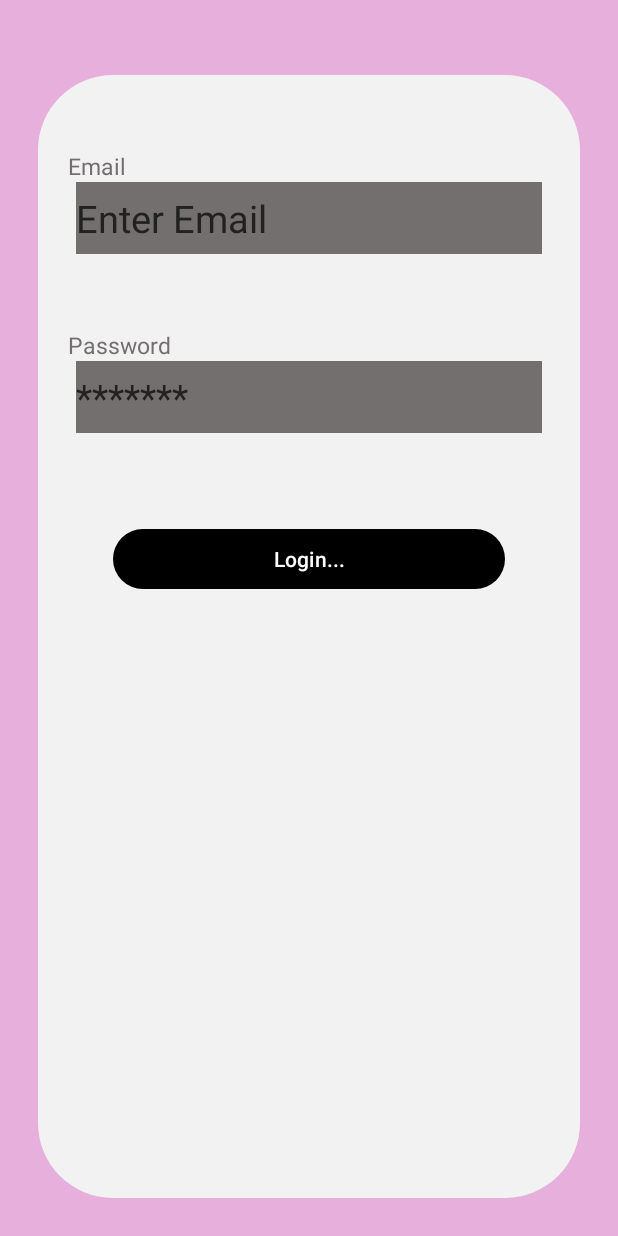
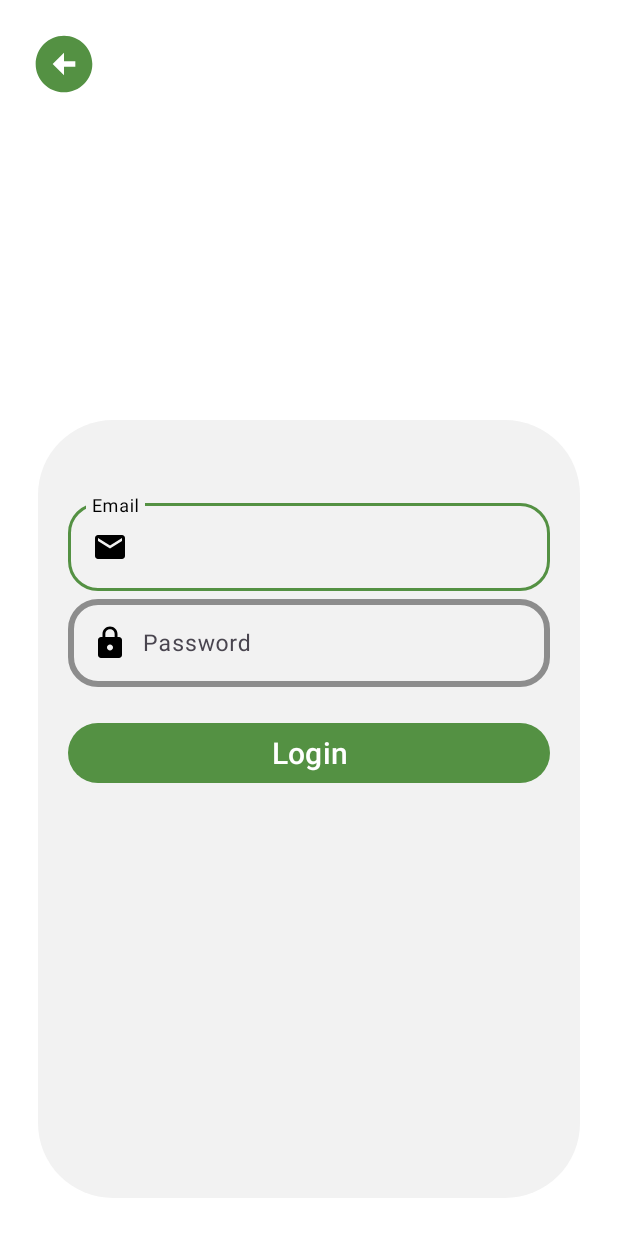
Before and after one commit to akstDonda/inventory-management, an Android app: the CreateNewUser screen opened directly, with no data from a screen before it, on a phone screen of 412 x 824 dp. Run offline under Robolectric (Android 15) with nearby library versions, the light colour scheme and no system bars; our stand-ins replace Firebase (no records; nobody signed in at launch, a user with empty details on screens opened directly); 4 statements that could not run were skipped.

Commit message:
add user page change

```diff
--- a/app/src/main/res/layout/activity_add_products_detaile_add.xml
+++ b/app/src/main/res/layout/activity_add_products_detaile_add.xml
@@ -1,11 +1,12 @@
 <?xml version="1.0" encoding="utf-8"?>
 <RelativeLayout xmlns:android="http://schemas.android.com/apk/res/android"
     xmlns:tools="http://schemas.android.com/tools"
+    android:background="@drawable/loginback"
     android:layout_width="match_parent"
     android:layout_height="match_parent">
 
     <ImageButton
-        android:id="@+id/reg_back_btn"
+        android:id="@+id/pro_back_btn"
         android:layout_width="wrap_content"
         android:layout_height="wrap_content"
         android:layout_marginStart="20dp"
@@ -77,10 +78,10 @@
             android:layout_height="wrap_content">
 
             <Button
-                android:id="@+id/btn_productadd"
+                android:id="@+id/productaddbtn"
                 style="@style/formBtn"
                 android:minHeight="48dp"
-                android:text="Add product"
+                android:text="Add_product"
                 tools:ignore="HardcodedText,VisualLintButtonSize,TouchTargetSizeCheck" />
 
 
--- a/app/src/main/res/layout/activity_admin_add_user.xml
+++ b/app/src/main/res/layout/activity_admin_add_user.xml
@@ -4,93 +4,68 @@
     xmlns:tools="http://schemas.android.com/tools"
     android:layout_width="match_parent"
     android:layout_height="match_parent"
-    android:background="@color/pink_light"
+    android:background="@color/white"
     tools:context=".common.LoginActivity">
 
+    <ImageButton
+        android:id="@+id/back_btnn"
+        android:layout_width="wrap_content"
+        android:layout_height="wrap_content"
+        android:layout_marginStart="20dp"
+        android:layout_marginTop="20dp"
+        android:background="@drawable/baseline_arrow_back_24"
+        tools:ignore="ContentDescription,SpeakableTextPresentCheck,TouchTargetSizeCheck" />
 
     <LinearLayout
-        android:layout_width="match_parent"
-        android:layout_height="match_parent"
-        android:background="@drawable/round_corner"
-        android:layout_marginStart="25dp"
-        android:layout_marginEnd="25dp"
-        android:layout_marginTop="50dp"
-        android:orientation="vertical"
-        android:layout_marginBottom="25dp">
+        style="@style/formBackground">
 
-        <TextView
-            android:id="@+id/txt_email_admin_login"
-            android:layout_width="wrap_content"
-            android:layout_height="wrap_content"
-            android:text="Email"
-            android:layout_marginTop="50dp"
-            android:layout_marginStart="20dp"
-            android:textColor="@color/elephant_light"
-            android:textSize="15sp"
-            tools:ignore="HardcodedText"/>
+        <com.google.android.material.textfield.TextInputLayout
+            style="@style/primaryTextInputLayout"
+            android:id="@+id/adduseremail"
+            android:hint="Email"
+            tools:ignore="HardcodedText">
 
-        <EditText
-            android:id="@+id/edt_username"
+            <com.google.android.material.textfield.TextInputEditText
+                style="@style/primaryTextInputEditText"
+                android:drawableLeft="@drawable/baseline_email_24"
+                android:inputType="textEmailAddress"
+                android:textColorHint="#546E7A"
+                tools:ignore="RtlHardcoded,TextSizeCheck,TextContrastCheck,VisualLintTextFieldSize" />
+
+        </com.google.android.material.textfield.TextInputLayout>
+
+        <com.google.android.material.textfield.TextInputLayout
+            style="@style/primaryTextInputLayout"
+            android:id="@+id/adduserpass"
+            android:hint="Password"
+            tools:ignore="HardcodedText">
+
+            <com.google.android.material.textfield.TextInputEditText
+                style="@style/primaryTextInputEditText"
+                android:drawableStart="@drawable/baseline_lock_24"
+                android:inputType="textPassword"
+                tools:ignore="TextSizeCheck,TextContrastCheck,VisualLintTextFieldSize" />
+
+        </com.google.android.material.textfield.TextInputLayout>
+        <RelativeLayout
             android:layout_width="match_parent"
-            android:layout_height="wrap_content"
-            android:layout_marginStart="25dp"
-            android:layout_marginEnd="25dp"
-            android:background="@color/elephant_light"
-            android:hint="Enter Email"
-            android:minHeight="48dp"
-            android:inputType="text"
-            android:textColor="#212121"
-            android:textColorHint="#212121"
-            android:textSize="25sp"
-            tools:ignore="HardcodedText,SmallSp"
-            android:importantForAutofill="no" />
+            android:layout_height="match_parent">
 
-        <TextView
-            android:id="@+id/txt_Password_admin_login"
-            android:layout_width="wrap_content"
-            android:layout_height="wrap_content"
-            android:text="Password"
-            android:layout_marginTop="50dp"
-            android:layout_marginStart="20dp"
-            android:textColor="@color/elephant_light"
-            android:textSize="15sp"
-            tools:ignore="HardcodedText"/>
-
-        <EditText
-            android:id="@+id/edt_password"
-            android:layout_width="match_parent"
-            android:layout_height="wrap_content"
-            android:layout_marginStart="25dp"
-            android:layout_marginEnd="25dp"
-            android:background="@color/elephant_light"
-            android:hint="*******"
-            android:inputType="textVisiblePassword"
-            android:minHeight="48dp"
-            android:textColor="#212121"
-            android:textColorHint="#212121"
-            android:textSize="25sp"
-            tools:ignore="HardcodedText,SmallSp"
-            android:importantForAutofill="no" />
+            <Button
+                android:id="@+id/adduser"
+                style="@style/formBtn"
+                android:text="Login"
+                tools:ignore="HardcodedText,DuplicateSpeakableTextCheck,VisualLintButtonSize" />
 
 
-        <Button
-            android:id="@+id/btn_add_user"
-            android:layout_width="match_parent"
-            android:layout_height="wrap_content"
-            android:layout_marginTop="60dp"
-            android:layout_marginStart="50dp"
-            android:layout_marginEnd="50dp"
-            android:text="Login..."
-            android:textColor="@color/white"
-            tools:ignore="HardcodedText,SmallSp"
-            />
-        <ProgressBar
-            android:id="@+id/lProgressBar"
-            android:layout_width="50dp"
-            android:layout_height="50dp"
-            android:layout_marginStart="150dp"
-            android:visibility="invisible"
-            />
+            <ProgressBar
+                android:id="@+id/lProgressBar"
+                android:layout_width="40dp"
+                android:layout_height="40dp"
+                android:layout_marginStart="140dp"
+                android:visibility="gone"
+                android:layout_marginTop="30dp"/>
+        </RelativeLayout>
 
 
     </LinearLayout>
```
